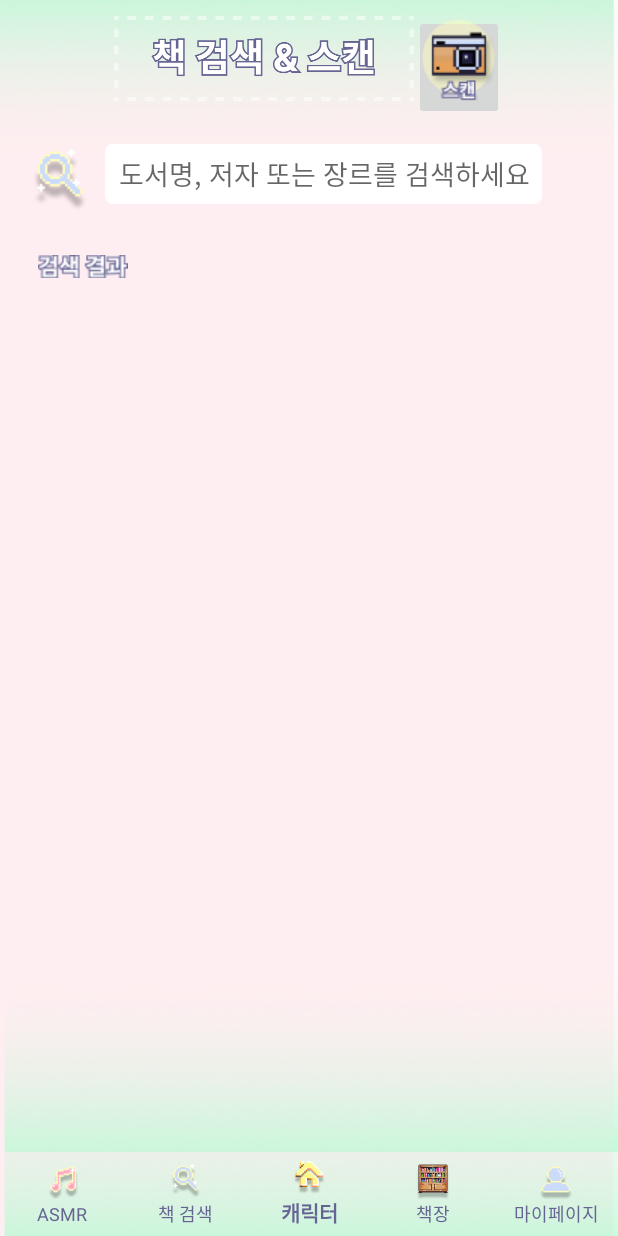
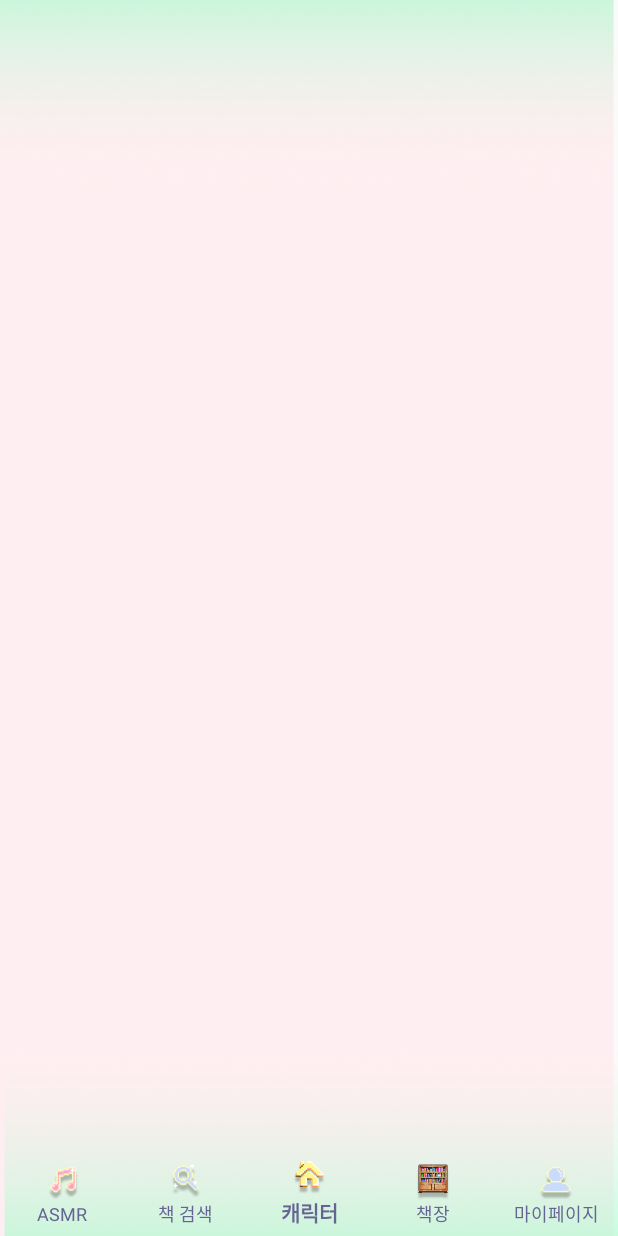
Before and after one commit to HJ2828/GURU2_Android_Book, an Android app: the fragment BookSearchFragment placed in its activity, on a phone screen of 412 x 824 dp. Run offline under Robolectric (Android 15) with nearby library versions, the phone set to English and light mode, and no system bars.

Commit message:
delete bookSeartch

```diff
--- a/app/src/main/java/com/example/guru2_book/BookSearchFragment.kt
+++ b/app/src/main/java/com/example/guru2_book/BookSearchFragment.kt
@@ -4,14 +4,7 @@ import android.os.Bundle
 import android.view.LayoutInflater
 import android.view.View
 import android.view.ViewGroup
-import android.widget.EditText
 import androidx.fragment.app.Fragment
-import androidx.recyclerview.widget.GridLayoutManager
-import androidx.recyclerview.widget.RecyclerView
-import com.example.guru2_book.BookAdapter
-import com.example.guru2_book.BookItem
-import kotlinx.coroutines.*
-
 
 
 /**
@@ -21,10 +14,7 @@ import kotlinx.coroutines.*
  */
 class BookSearchFragment : Fragment() {
 
-    private lateinit var recyclerViewBooks: RecyclerView
-    private lateinit var edtSearchBook: EditText
-    private lateinit var bookAdapter: BookAdapter
-    private var bookList = emptyList<BookItem>()
+
 
     override fun onCreate(savedInstanceState: Bundle?) {
         super.onCreate(savedInstanceState)
--- a/app/src/main/res/layout/fragment_book_search.xml
+++ b/app/src/main/res/layout/fragment_book_search.xml
@@ -4,80 +4,4 @@
     xmlns:tools="http://schemas.android.com/tools"
     android:layout_width="match_parent"
     android:layout_height="match_parent"
-    tools:context=".AddProfileFragment"
-    android:background="@drawable/background">
-
-    <LinearLayout
-        android:id="@+id/backgroundLayout"
-        android:layout_width="match_parent"
-        android:layout_height="match_parent"
-        android:gravity="center_horizontal"
-        android:orientation="vertical"/>
-
-        <LinearLayout
-            android:layout_width="match_parent"
-            android:layout_height="70dp"
-            android:orientation="horizontal"
-            android:layout_marginTop="10dp"
-            android:layout_marginBottom="40dp"
-            android:gravity="center">
-
-            <ImageView
-                android:id="@+id/imageView"
-                android:layout_width="200dp"
-                android:layout_height="58dp"
-                android:layout_gravity="center_horizontal"
-                android:src="@drawable/bookSearchScan_tittle"/>
-
-            <ImageButton
-                android:id="@+id/btnScan"
-                android:layout_width="60dp"
-                android:layout_height="70dp"
-                android:src="@drawable/scannerButton"></ImageButton>
-        </LinearLayout>
-
-
-    <LinearLayout
-        android:id="@+id/linearSearch"
-        android:layout_width="match_parent"
-        android:layout_height="wrap_content"
-        android:layout_marginTop="96dp"
-        android:layout_marginBottom="20dp">
-
-        <ImageView
-            android:id="@+id/imageView3"
-            android:layout_width="40dp"
-            android:layout_height="50dp"
-            android:layout_marginLeft="20dp"
-            android:layout_marginRight="10dp"
-            android:src="@drawable/bottom_searchicon" />
-
-        <EditText
-            android:id="@+id/edtBookSearch"
-            android:layout_width="wrap_content"
-            android:layout_height="40dp"
-            android:layout_gravity="center_horizontal"
-            android:background="@drawable/searchBar"
-            android:ems="10"
-            android:hint="  도서명, 저자 또는 장르를 검색하세요"
-            android:inputType="text" />
-    </LinearLayout>
-
-    <ImageView
-        android:layout_width="60dp"
-        android:layout_height="35dp"
-        android:layout_marginTop="160dp"
-        android:layout_marginLeft="25dp"
-        android:src="@drawable/searchResult"></ImageView>
-
-    <androidx.recyclerview.widget.RecyclerView
-        android:id="@+id/recyclerViewBooks"
-        android:layout_width="340dp"
-        android:layout_height="377dp"
-        android:layout_marginLeft="25dp"
-        android:layout_marginTop="200dp"
-        app:layoutManager="androidx.recyclerview.widget.GridLayoutManager"
-        app:spanCount="2"
-        tools:layout_editor_absoluteY="198dp" />
-
-</FrameLayout>
+    tools:context=".AddProfileFragment"/>
```
Also changed, not shown: app/src/main/java/com/example/guru2_book/BookItem.kt (deleted, +0 -10 lines), app/src/main/res/layout/fragment_book_shelf.xml (+1 -22 lines), app/src/main/res/layout/item_book.xml (deleted, +0 -14 lines), app/src/main/res/drawable/bookSearchScan_tittle.png (deleted), app/src/main/res/drawable/scannerButton.png (deleted), app/src/main/res/drawable/searchBar.png (deleted), app/src/main/res/drawable/searchResult.png (deleted).
